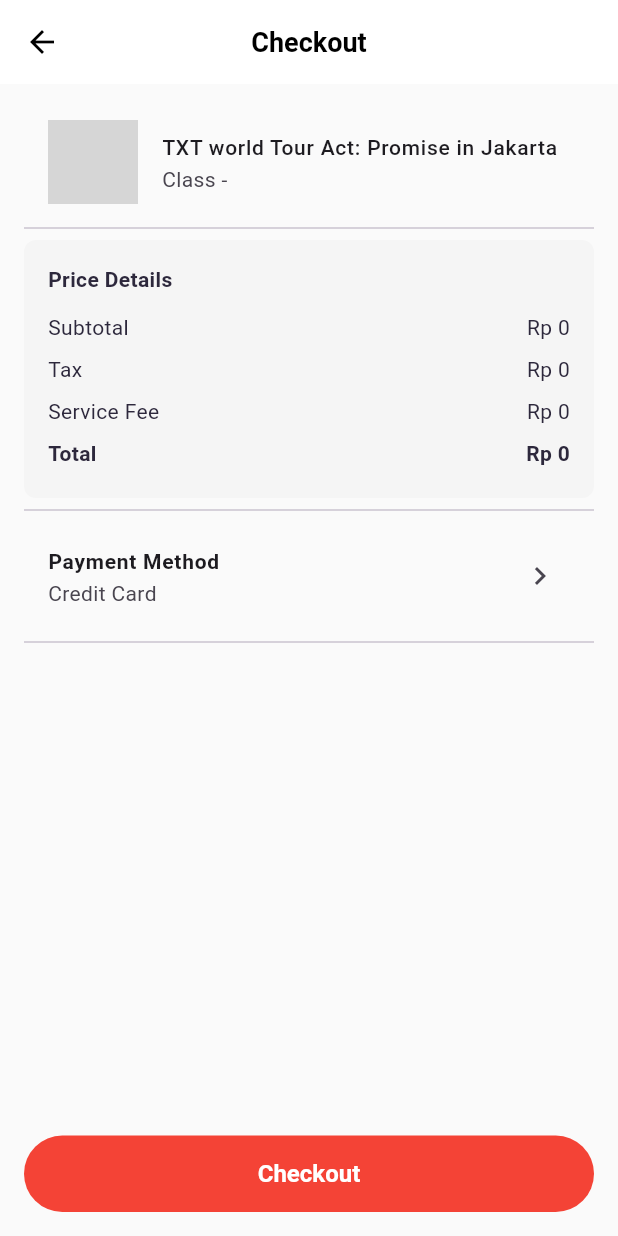
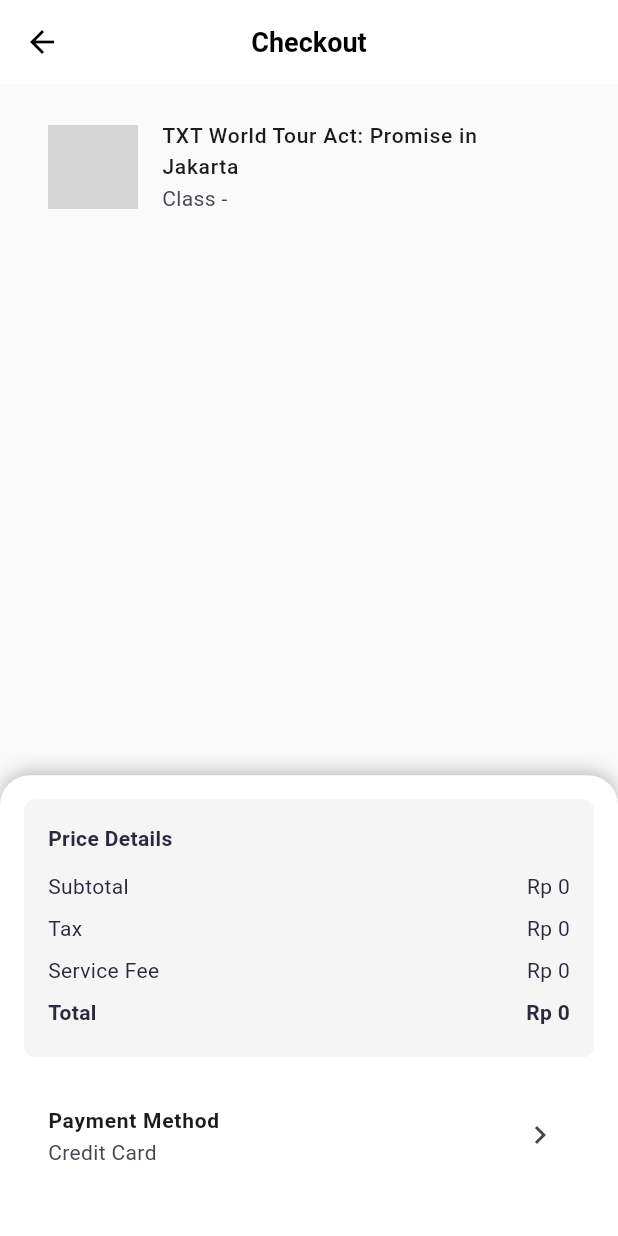
Before and after one commit to TI-3D/fest-ticketing-app, a Flutter app: the Checkout screen opened directly with empty values, on a phone screen of 412 x 824 dp. Run offline on Flutter 3.47's test engine with Material 3 defaults, Android fonts, the phone set to English and light mode, and no system bars; our stand-ins replace dio, equatable, firebase_core, flutter_bloc, flutter_svg, get_it and 2 more; accounts and stored records are empty; Roboto replaces fonts that are missing (CircularStd); grey boxes are pictures that could not be loaded.

Commit message:
update checkout and create payment page

```diff
--- a/lib/presentation/product/screen/checkout.dart
+++ b/lib/presentation/product/screen/checkout.dart
@@ -1,4 +1,4 @@
-import 'package:fest_ticketing/presentation/product/payment_method.dart';
+import 'package:fest_ticketing/presentation/product/screen/payment_method.dart';
 import 'package:flutter/material.dart';
 
 class Checkout extends StatefulWidget {
@@ -19,6 +19,7 @@
 
 class _CheckoutState extends State<Checkout> {
   String selectedPaymentMethod = 'Credit Card';
+
   @override
   Widget build(BuildContext context) {
     final double subtotal = widget.price * widget.quantity;
@@ -35,52 +36,45 @@
         ),
         title: const Text('Checkout', style: TextStyle(color: Colors.black)),
         centerTitle: true,
-        // actions: [
-        //   TextButton(
-        //     onPressed: () {},
-        //     child: const Text(
-        //       'Remove All',
-        //       style: TextStyle(
-        //         color: Colors.red,
-        //         fontWeight: FontWeight.bold,
-        //       ),
-        //     ),
-        //   )
-        // ],
       ),
-      body: SingleChildScrollView(
-        child: Padding(
+      body: Stack(
+        children: [
+          SingleChildScrollView(
             padding: const EdgeInsets.all(16),
             child: Column(
               crossAxisAlignment: CrossAxisAlignment.start,
               children: [
-              // cart item
                 ListTile(
                   leading: Image.asset('images/konser1.png', width: 60),
-                title: Text('TXT world Tour Act: Promise in Jakarta'),
+                  title: const Text('TXT World Tour Act: Promise in Jakarta'),
                   subtitle: Text('Class - ${widget.ticketClass}'),
-                // trailing: Row(
-                //   mainAxisSize: MainAxisSize.min,
-                //   children: [
-                //     IconButton(
-                //       icon: const Icon(Icons.remove_circle_outline,
-                //           color: Colors.red),
-                //       onPressed: () {
-                //         // logic decrease
-                //       },
-                //     ),
-                //     Text('$quantity'),
-                //     IconButton(
-                //       icon: const Icon(Icons.add_circle_outline,
-                //           color: Colors.green),
-                //       onPressed: () {
-                //         // logic increase
-                //       },
-                //     ),
-                //   ],
-                // ),
                 ),
-              const Divider(),
+              ],
+            ),
+          ),
+          DraggableScrollableSheet(
+            initialChildSize: 0.4, // Ukuran awal sheet (40% dari tinggi layar)
+            minChildSize: 0.2, // Ukuran minimum sheet (20% dari tinggi layar)
+            maxChildSize: 0.8, // Ukuran maksimum sheet (80% dari tinggi layar)
+            builder: (context, scrollController) {
+              return Container(
+                padding: const EdgeInsets.all(16),
+                decoration: const BoxDecoration(
+                  color: Colors.white,
+                  borderRadius: BorderRadius.vertical(top: Radius.circular(20)),
+                  boxShadow: [
+                    BoxShadow(
+                      color: Colors.black26,
+                      blurRadius: 10,
+                      offset: Offset(0, -2),
+                    ),
+                  ],
+                ),
+                child: SingleChildScrollView(
+                  controller: scrollController,
+                  child: Column(
+                    crossAxisAlignment: CrossAxisAlignment.start,
+                    children: [
                       // Price Details
                       Container(
                         padding: const EdgeInsets.all(16),
@@ -97,32 +91,22 @@
                             _buildPriceRow(
                                 'Subtotal', 'Rp ${subtotal.toStringAsFixed(0)}'),
                             _buildPriceRow('Tax', 'Rp 0'),
-                    _buildPriceRow(
-                        'Service Fee', 'Rp ${serviceFee.toStringAsFixed(0)}'),
-                    _buildPriceRow('Total', 'Rp ${total.toStringAsFixed(0)}',
+                            _buildPriceRow('Service Fee',
+                                'Rp ${serviceFee.toStringAsFixed(0)}'),
+                            _buildPriceRow('Total',
+                                'Rp ${total.toStringAsFixed(0)}',
                                 isBold: true),
                           ],
                         ),
                       ),
-              // const SizedBox(height: 16),
-              // // visitor details
-              // ListTile(
-              //   title: const Text('Visitor Details',
-              //       style: TextStyle(fontWeight: FontWeight.bold)),
-              //   trailing: const Icon(Icons.chevron_right),
-              //   onTap: () {
-              //     // navigate to visitor details
-              //   },
-              // ),
-              const Divider(),
-              // payment method
+                      const SizedBox(height: 16),
+                      // Payment Method
                       ListTile(
                         title: const Text('Payment Method',
                             style: TextStyle(fontWeight: FontWeight.bold)),
                         subtitle: Text(selectedPaymentMethod),
                         trailing: const Icon(Icons.chevron_right),
                         onTap: () async {
-                  // navigate to payment method
                           final result = await Navigator.push(
                             context,
                             MaterialPageRoute(
@@ -138,21 +122,15 @@
                           );
 
                           if (result != null) {
-                    // logic payment method
                             setState(() {
                               selectedPaymentMethod = result;
                             });
                           }
                         },
                       ),
-              const Divider(),
-            ],
-          ),
-        ),
-      ),
-      bottomNavigationBar: Padding(
-        padding: const EdgeInsets.all(16.0),
-        child: SizedBox(
+                      const SizedBox(height: 16),
+                      // Checkout Button
+                      SizedBox(
                         width: double.infinity,
                         child: ElevatedButton(
                           onPressed: () {
@@ -174,6 +152,13 @@
                           ),
                         ),
                       ),
+                    ],
+                  ),
+                ),
+              );
+            },
+          ),
+        ],
       ),
     );
   }
```
Also changed, not shown: lib/presentation/product/screen/payment.dart (added), lib/presentation/product/screen/payment_method.dart (renamed from lib/presentation/product/payment_method.dart). Lines whose indentation alone changed are shown as unchanged.
